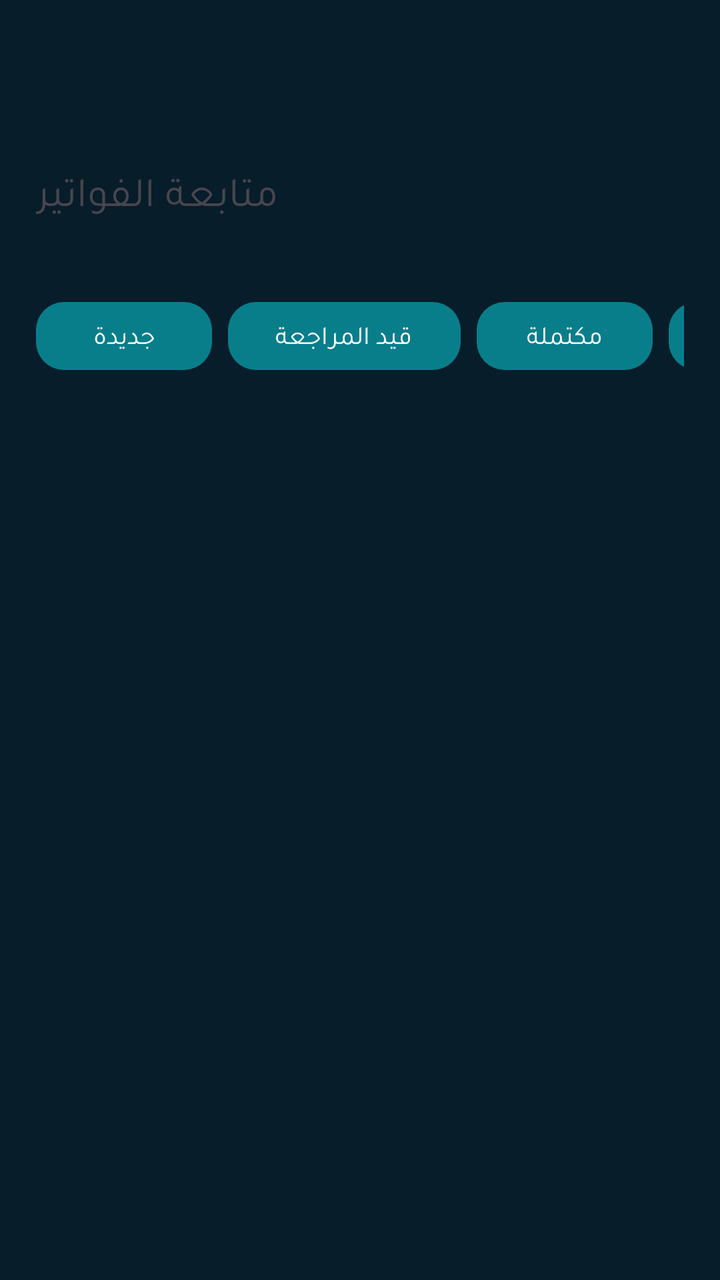
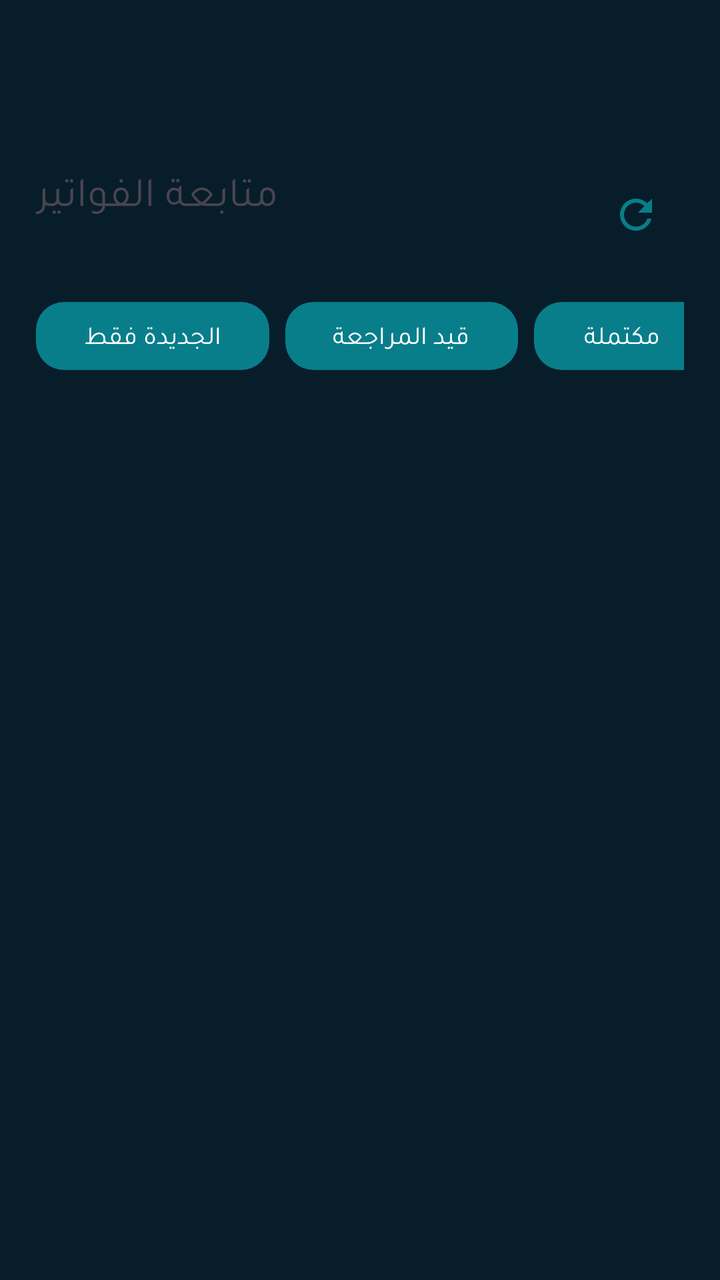

Before-and-after screenshots of an Android layout around one commit, followed by the original layout XML and the change that was made.
<!-- AndroidManifest.xml: application theme Theme.MasahHisabat -->
<!-- res/layout/activity_invoice_inbox.xml -->
<?xml version="1.0" encoding="utf-8"?>
<LinearLayout xmlns:android="http://schemas.android.com/apk/res/android"
    xmlns:app="http://schemas.android.com/apk/res-auto"
    android:id="@+id/root"
    android:layout_width="match_parent"
    android:layout_height="match_parent"
    android:orientation="vertical">

    <com.google.android.material.appbar.MaterialToolbar
        android:id="@+id/toolbar"
        android:layout_width="match_parent"
        android:layout_height="64dp"
        android:navigationIcon="@drawable/ic_arrow_back"
        android:title="صندوق الوارد"
        android:titleTextAppearance="@style/TextAppearance.Material3.TitleLarge" />

    <LinearLayout
        android:layout_width="match_parent"
        android:layout_height="wrap_content"
        android:orientation="vertical"
        android:padding="18dp">

        <TextView android:id="@+id/title" android:layout_width="wrap_content" android:layout_height="wrap_content" android:fontFamily="@font/tajawal_bold" android:text="متابعة الفواتير" android:textSize="21sp" />
        <TextView android:id="@+id/summary" android:layout_width="match_parent" android:layout_height="wrap_content" android:layout_marginTop="4dp" android:fontFamily="@font/tajawal_regular" android:textSize="13sp" />

        <HorizontalScrollView android:layout_width="match_parent" android:layout_height="wrap_content" android:layout_marginTop="14dp" android:scrollbars="none">
            <LinearLayout android:layout_width="wrap_content" android:layout_height="wrap_content" android:orientation="horizontal">
                <com.google.android.material.button.MaterialButton android:id="@+id/filter_new" android:layout_width="wrap_content" android:layout_height="42dp" android:fontFamily="@font/tajawal_bold" android:text="جديدة" android:textSize="13sp" app:cornerRadius="14dp" />
                <com.google.android.material.button.MaterialButton android:id="@+id/filter_review" android:layout_width="wrap_content" android:layout_height="42dp" android:layout_marginStart="8dp" android:fontFamily="@font/tajawal_bold" android:text="قيد المراجعة" android:textSize="13sp" app:cornerRadius="14dp" />
                <com.google.android.material.button.MaterialButton android:id="@+id/filter_completed" android:layout_width="wrap_content" android:layout_height="42dp" android:layout_marginStart="8dp" android:fontFamily="@font/tajawal_bold" android:text="مكتملة" android:textSize="13sp" app:cornerRadius="14dp" />
                <com.google.android.material.button.MaterialButton android:id="@+id/filter_paid" android:layout_width="wrap_content" android:layout_height="42dp" android:layout_marginStart="8dp" android:fontFamily="@font/tajawal_bold" android:text="مدفوعة" android:textSize="13sp" app:cornerRadius="14dp" />
            </LinearLayout>
        </HorizontalScrollView>
    </LinearLayout>

    <TextView android:id="@+id/empty" android:layout_width="match_parent" android:layout_height="wrap_content" android:layout_margin="20dp" android:background="@drawable/empty_state_panel" android:fontFamily="@font/tajawal_regular" android:gravity="center" android:padding="24dp" android:text="لا توجد فواتير بهذه الحالة الآن" android:textSize="14sp" android:visibility="gone" />
    <androidx.recyclerview.widget.RecyclerView android:id="@+id/list" android:layout_width="match_parent" android:layout_height="0dp" android:layout_weight="1" android:clipToPadding="false" android:paddingStart="18dp" android:paddingEnd="18dp" android:paddingBottom="24dp" />
</LinearLayout>
<!-- resources referenced by this layout -->
<resources>
  <!-- drawable empty_state_panel (drawable) -->
  <shape xmlns:android="http://schemas.android.com/apk/res/android" android:shape="rectangle">
      <solid android:color="#BFFFFFFF" />
      <corners android:radius="18dp" />
      <stroke android:width="1dp" android:color="#91FFFFFF" />
  </shape>
  <!-- drawable ic_arrow_back (drawable) -->
  <vector xmlns:android="http://schemas.android.com/apk/res/android"
      android:width="24dp"
      android:height="24dp"
      android:viewportWidth="24"
      android:viewportHeight="24"
      android:autoMirrored="true">
      <path
          android:fillColor="?attr/colorOnSurface"
          android:pathData="M20,11L7.83,11l5.59,-5.59L12,4l-8,8 8,8 1.42,-1.41L7.83,13L20,13z" />
  </vector>
  <style name="Theme.MasahHisabat" parent="Theme.Material3.DayNight.NoActionBar">
          <item name="colorPrimary">@color/primary</item>
          <item name="colorOnPrimary">@color/white</item>
          <item name="colorPrimaryContainer">@color/primary_light</item>
          <item name="colorOnPrimaryContainer">@color/primary_dark</item>
          <item name="colorSecondary">@color/accent</item>
          <item name="android:statusBarColor">@color/ic_bg</item>
          <item name="android:navigationBarColor">@color/ic_bg</item>
          <item name="android:windowBackground">@color/night_background</item>
          <item name="fontFamily">@font/tajawal_regular</item>
          <item name="android:textViewStyle">@style/TextStyle</item>
          <item name="android:buttonStyle">@style/TextStyle</item>
          <item name="android:editTextStyle">@style/TextStyle</item>
          <item name="shapeAppearanceSmallComponent">@style/Shape.Small</item>
          <item name="shapeAppearanceMediumComponent">@style/Shape.Medium</item>
          <item name="shapeAppearanceLargeComponent">@style/Shape.Large</item>
      </style>
  <color name="primary">#087E8B</color>
  <color name="white">#FFFFFF</color>
  <color name="primary_light">#C9F5F4</color>
  <color name="primary_dark">#00606C</color>
  <color name="accent">#15C6C8</color>
  <color name="ic_bg">#06252C</color>
  <color name="night_background">#071D2A</color>
  <style name="TextStyle" parent="@android:style/Widget.TextView">
          <item name="android:fontFamily">@font/tajawal_regular</item>
      </style>
  <style name="Shape.Small" parent="ShapeAppearance.Material3.SmallComponent">
          <item name="cornerSize">12dp</item>
      </style>
  <style name="Shape.Medium" parent="ShapeAppearance.Material3.MediumComponent">
          <item name="cornerSize">16dp</item>
      </style>
  <style name="Shape.Large" parent="ShapeAppearance.Material3.LargeComponent">
          <item name="cornerSize">28dp</item>
      </style>
</resources>

<!-- the commit's change to res/layout/activity_invoice_inbox.xml (unified diff, before → after) -->
@@ -20,12 +20,36 @@
         android:orientation="vertical"
         android:padding="18dp">
 
-        <TextView android:id="@+id/title" android:layout_width="wrap_content" android:layout_height="wrap_content" android:fontFamily="@font/tajawal_bold" android:text="متابعة الفواتير" android:textSize="21sp" />
-        <TextView android:id="@+id/summary" android:layout_width="match_parent" android:layout_height="wrap_content" android:layout_marginTop="4dp" android:fontFamily="@font/tajawal_regular" android:textSize="13sp" />
+        <LinearLayout
+            android:layout_width="match_parent"
+            android:layout_height="wrap_content"
+            android:gravity="center_vertical"
+            android:orientation="horizontal">
+
+            <LinearLayout
+                android:layout_width="0dp"
+                android:layout_height="wrap_content"
+                android:layout_weight="1"
+                android:orientation="vertical">
+
+                <TextView android:id="@+id/title" android:layout_width="wrap_content" android:layout_height="wrap_content" android:fontFamily="@font/tajawal_bold" android:text="متابعة الفواتير" android:textSize="21sp" />
+                <TextView android:id="@+id/summary" android:layout_width="match_parent" android:layout_height="wrap_content" android:layout_marginTop="4dp" android:fontFamily="@font/tajawal_regular" android:textSize="13sp" />
+            </LinearLayout>
+
+            <ImageButton
+                android:id="@+id/refresh"
+                android:layout_width="48dp"
+                android:layout_height="48dp"
+                android:background="?attr/selectableItemBackgroundBorderless"
+                android:contentDescription="تحديث صندوق الوارد"
+                android:padding="12dp"
+                android:src="@drawable/ic_refresh"
+                app:tint="?attr/colorPrimary" />
+        </LinearLayout>
 
         <HorizontalScrollView android:layout_width="match_parent" android:layout_height="wrap_content" android:layout_marginTop="14dp" android:scrollbars="none">
             <LinearLayout android:layout_width="wrap_content" android:layout_height="wrap_content" android:orientation="horizontal">
-                <com.google.android.material.button.MaterialButton android:id="@+id/filter_new" android:layout_width="wrap_content" android:layout_height="42dp" android:fontFamily="@font/tajawal_bold" android:text="جديدة" android:textSize="13sp" app:cornerRadius="14dp" />
+                <com.google.android.material.button.MaterialButton android:id="@+id/filter_new" android:layout_width="wrap_content" android:layout_height="42dp" android:fontFamily="@font/tajawal_bold" android:text="الجديدة فقط" android:textSize="13sp" app:cornerRadius="14dp" />
                 <com.google.android.material.button.MaterialButton android:id="@+id/filter_review" android:layout_width="wrap_content" android:layout_height="42dp" android:layout_marginStart="8dp" android:fontFamily="@font/tajawal_bold" android:text="قيد المراجعة" android:textSize="13sp" app:cornerRadius="14dp" />
                 <com.google.android.material.button.MaterialButton android:id="@+id/filter_completed" android:layout_width="wrap_content" android:layout_height="42dp" android:layout_marginStart="8dp" android:fontFamily="@font/tajawal_bold" android:text="مكتملة" android:textSize="13sp" app:cornerRadius="14dp" />
                 <com.google.android.material.button.MaterialButton android:id="@+id/filter_paid" android:layout_width="wrap_content" android:layout_height="42dp" android:layout_marginStart="8dp" android:fontFamily="@font/tajawal_bold" android:text="مدفوعة" android:textSize="13sp" app:cornerRadius="14dp" />
<!-- resource entries referenced after the edit -->
@@ -16,6 +16,16 @@
       <path
           android:fillColor="?attr/colorOnSurface"
           android:pathData="M20,11L7.83,11l5.59,-5.59L12,4l-8,8 8,8 1.42,-1.41L7.83,13L20,13z" />
+  </vector>
+  <!-- drawable ic_refresh (drawable) -->
+  <vector xmlns:android="http://schemas.android.com/apk/res/android"
+      android:width="24dp"
+      android:height="24dp"
+      android:viewportWidth="24"
+      android:viewportHeight="24">
+      <path
+          android:fillColor="#FF0F766E"
+          android:pathData="M17.65,6.35C16.2,4.9 14.21,4 12,4c-4.42,0 -7.99,3.58 -7.99,8s3.57,8 7.99,8c3.73,0 6.84,-2.55 7.73,-6h-2.08c-0.82,2.33 -3.04,4 -5.65,4c-3.31,0 -6,-2.69 -6,-6s2.69,-6 6,-6c1.66,0 3.14,0.69 4.22,1.78L13,11h7V4z" />
   </vector>
   <style name="Theme.MasahHisabat" parent="Theme.Material3.DayNight.NoActionBar">
           <item name="colorPrimary">@color/primary</item>
